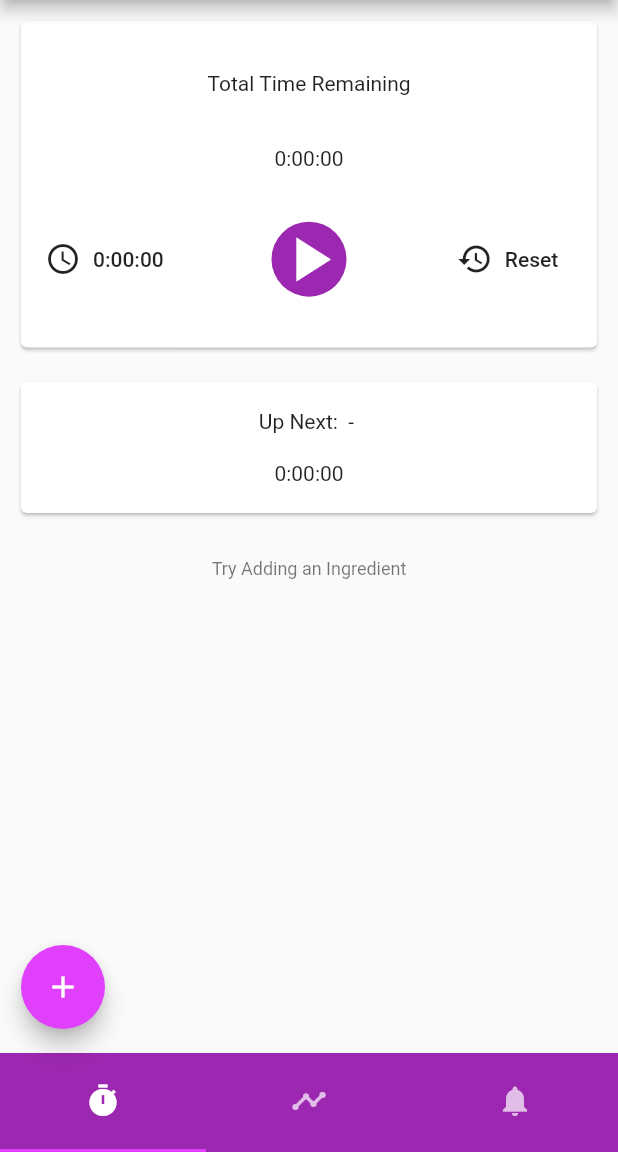
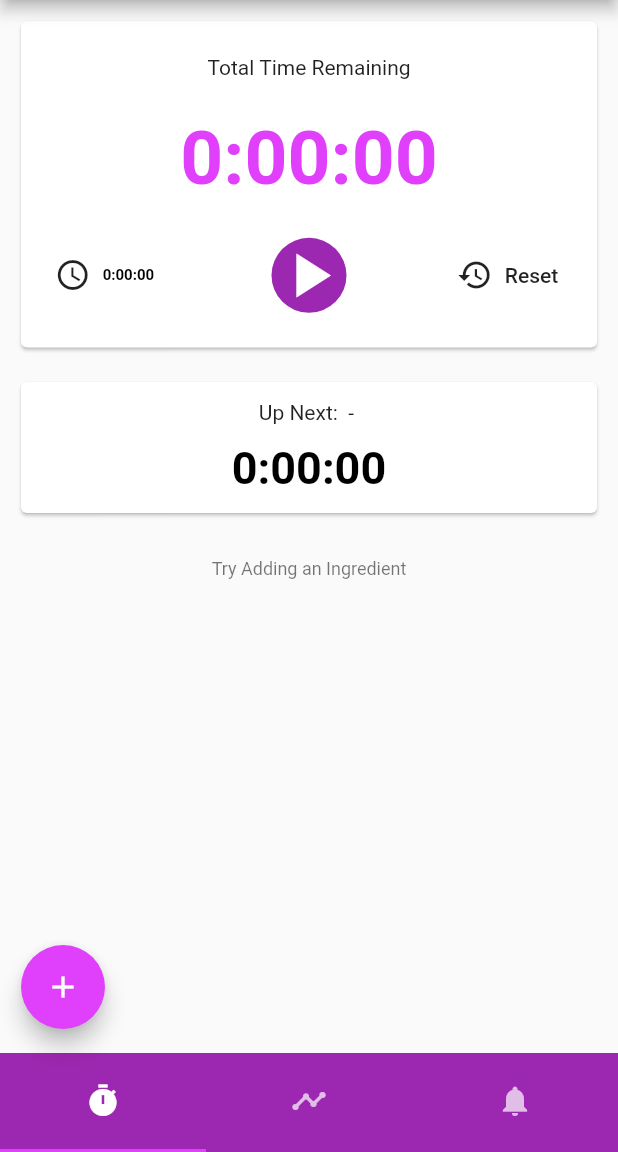
Before and after one commit to domfraise/souschef-cooking-timer, a Flutter app: the screen it shows after launch, on a phone screen of 412 x 824 dp, the part 84-1236 px from its top. Run offline on Flutter 3.47's test engine with Material 2 defaults, Android fonts, the phone set to English and light mode, and no system bars; our stand-ins replace cloud_firestore, device_info_plus, firebase_core, flutter_local_notifications, intro_slider; accounts and stored records are empty; generated files the repository leaves out were written again.

Commit message:
Fix duration view colours and font sizes

```diff
--- a/lib/components/duration_view.dart
+++ b/lib/components/duration_view.dart
@@ -12,12 +12,9 @@ class DurationView extends StatelessWidget {
     return Container(
       child: Text(
         getDisplayTime(duration),
-        // style: Theme.of(context).textTheme.headline2.copyWith(
-        //     fontSize: fontSize,
-        //     fontWeight: FontWeight.bold,
-        //     color: textColor == null
-        //         ? Theme.of(context).colorScheme.secondary
-        //         : textColor),
+        style: TextStyle(fontSize: this.fontSize,
+            fontWeight: FontWeight.bold,
+            color:textColor == null ? Theme.of(context).colorScheme.secondary : textColor )
       ),
     );
   }
```
